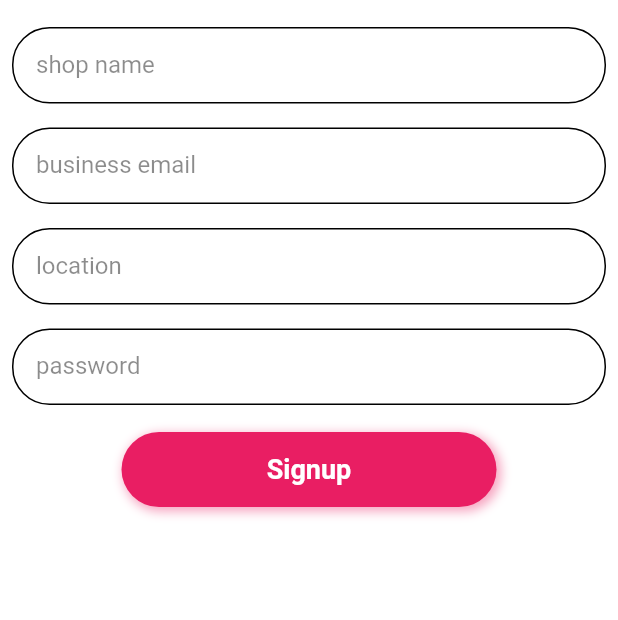
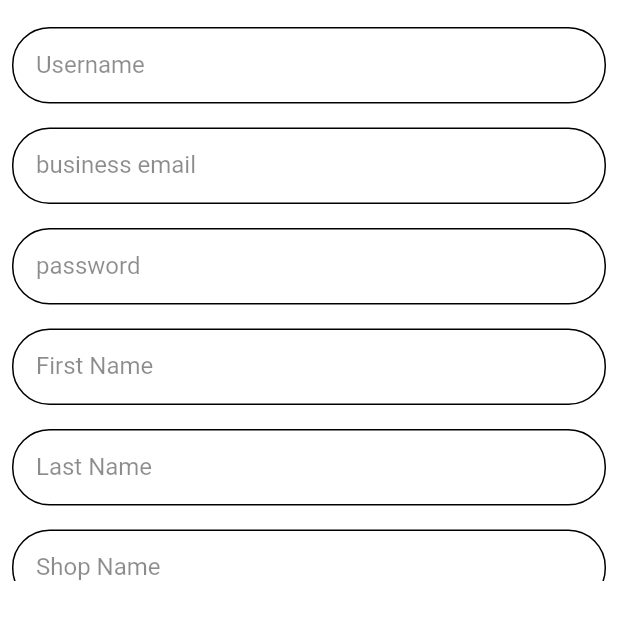
Before and after one commit to Muhib370621/ebotzz, a Flutter app: the VendorSignupView screen opened directly, on a phone screen of 412 x 824 dp. Shown: the top 620 px of the screen. Run offline on Flutter 3.47's test engine with Material 2 defaults, Android fonts, the light colour scheme and no system bars; our stand-ins replace carousel_slider, fl_chart, flutter_screenutil, flutter_svg, get, image_picker and 5 more; missing offline and left inert: a package; Roboto replaces fonts that are missing (Brandon Grotesque).

```diff
--- a/lib/screens/home_screen/orderStatusScreen.dart
+++ b/lib/screens/home_screen/orderStatusScreen.dart
@@ -29,6 +29,7 @@ class OrderStatusScreen extends StatelessWidget {
                   productController.deleteOrderByIdResponse(controller.text);
                   productController.getOrderByIdResponse(controller.text);
                   if(productController.getOrderById["status"]=="trash"){
+                    productController.getOrderStatus();
                     Get.snackbar("Successfully", "Deleted item Successfully!",
                         colorText: Colors.white,
                         snackPosition: SnackPosition.BOTTOM,
--- a/lib/screens/vendorScreens/vendorSignupView.dart
+++ b/lib/screens/vendorScreens/vendorSignupView.dart
@@ -16,18 +16,24 @@ class VendorSignupView extends StatelessWidget {
       backgroundColor: Colors.white,
       body: SizedBox(
         height: 400.h,
+        child: SingleChildScrollView(
+          physics: BouncingScrollPhysics(),
           child: Column(
             crossAxisAlignment: CrossAxisAlignment.center,
             children: [
               SizedBox(height: 10,),
-            CustomInputField(controller: controller1,label: "shop name",),
+              CustomInputField(controller: controller1,label: "Username",),
               // SizedBox(height: 5,),
               CustomInputField(controller: controller2,label: "business email",),
               // SizedBox(height: 5,),
-            CustomInputField(controller: controller3,label: "location",),
+              CustomInputField(controller: controller3,label: "password",),
               // SizedBox(height: 5,),
 
-            CustomInputField(controller: controller4,label:"password"),
+              CustomInputField(controller: controller4,label:"First Name"),
+              CustomInputField(controller: controller4,label:"Last Name"),
+              CustomInputField(controller: controller4,label:"Shop Name"),
+              CustomInputField(controller: controller4,label:"Shop URL"),
+              CustomInputField(controller: controller4,label:"Phone Number"),
               SizedBox(height: 10,),
 
               CustomActionButton(buttonText: "Signup",isIcon: false,onTap: (){
@@ -47,6 +53,7 @@ class VendorSignupView extends StatelessWidget {
             ],
           ),
         ),
+      ),
     );
   }
 }
--- a/pubspec.yaml
+++ b/pubspec.yaml
@@ -42,7 +42,7 @@ dependencies:
   carousel_slider: ^4.1.1
   lottie: ^2.0.0
   sidebarx: ^0.14.0
-  image_picker: ^0.8.6+3
+  image_picker:
   simple_animations: ^4.0.1
   native_device_orientation: ^1.1.4
   flutter_svg: ^2.0.5
```
Also changed, not shown: 1 other file. Lines whose indentation alone changed are shown as unchanged.
